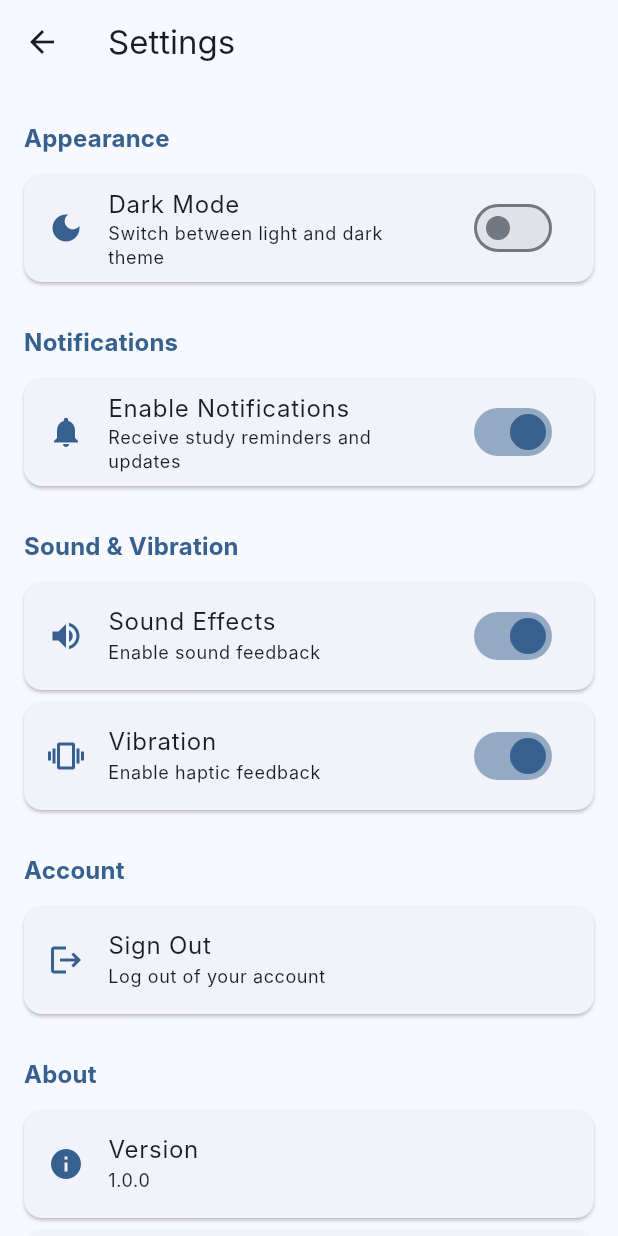
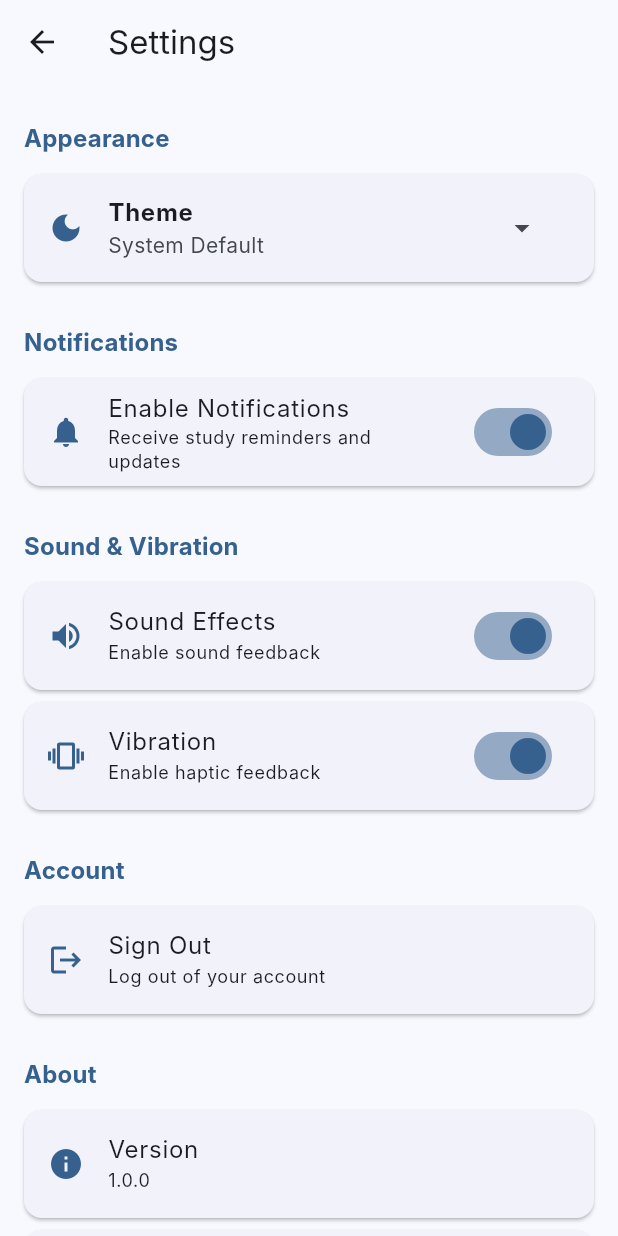
Before and after one commit to sphllzulu/k53app, a Flutter app: the SettingsScreen screen opened by its route, on a phone screen of 412 x 824 dp. Run offline on Flutter 3.47's test engine with Material 3 defaults, Android fonts, the phone set to English and light mode, and no system bars; our stand-ins replace flutter_dotenv, flutter_riverpod, go_router, supabase_flutter; accounts and stored records are empty; Roboto replaces fonts that are missing (Inter).

Commit message:
implemented theme toggle on the settings screen

```diff
--- /dev/null
+++ b/lib/src/core/providers/theme_provider.dart
@@ -0,0 +1,23 @@
+import 'package:flutter_riverpod/flutter_riverpod.dart';
+
+enum AppTheme {
+  light,
+  dark,
+  system,
+}
+
+final themeProvider = StateNotifierProvider<ThemeNotifier, AppTheme>((ref) {
+  return ThemeNotifier();
+});
+
+class ThemeNotifier extends StateNotifier<AppTheme> {
+  ThemeNotifier() : super(AppTheme.system);
+
+  void setTheme(AppTheme theme) {
+    state = theme;
+  }
+
+  void toggleTheme() {
+    state = state == AppTheme.light ? AppTheme.dark : AppTheme.light;
+  }
+}
--- a/lib/src/features/settings/presentation/screens/settings_screen.dart
+++ b/lib/src/features/settings/presentation/screens/settings_screen.dart
@@ -2,6 +2,7 @@ import 'package:flutter/material.dart';
 import 'package:flutter_riverpod/flutter_riverpod.dart';
 import 'package:go_router/go_router.dart';
 import '../../../../core/services/supabase_service.dart';
+import '../../../../core/providers/theme_provider.dart';
 
 class SettingsScreen extends ConsumerStatefulWidget {
   const SettingsScreen({super.key});
@@ -11,7 +12,6 @@ class SettingsScreen extends ConsumerStatefulWidget {
 }
 
 class _SettingsScreenState extends ConsumerState<SettingsScreen> {
-  bool _isDarkMode = false;
   bool _notificationsEnabled = true;
   bool _soundEffectsEnabled = true;
   bool _vibrationEnabled = true;
@@ -31,21 +31,7 @@ class _SettingsScreenState extends ConsumerState<SettingsScreen> {
         children: [
           // Appearance Section
           _buildSectionHeader('Appearance'),
-          _buildSwitchTile(
-            title: 'Dark Mode',
-            subtitle: 'Switch between light and dark theme',
-            value: _isDarkMode,
-            onChanged: (value) {
-              setState(() {
-                _isDarkMode = value;
-              });
-              // TODO: Implement theme switching
-              ScaffoldMessenger.of(context).showSnackBar(
-                SnackBar(content: Text('Dark mode ${value ? 'enabled' : 'disabled'}')),
-              );
-            },
-            icon: Icons.dark_mode,
-          ),
+          _buildThemeSelectionTile(),
 
           const SizedBox(height: 16),
 
@@ -230,4 +216,54 @@ class _SettingsScreenState extends ConsumerState<SettingsScreen> {
       ),
     );
   }
+  Widget _buildThemeSelectionTile() {
+    final currentTheme = ref.watch(themeProvider);
+
+    return Card(
+      elevation: 1,
+      margin: const EdgeInsets.symmetric(vertical: 4),
+      child: ListTile(
+        leading: Icon(Icons.dark_mode, color: Theme.of(context).colorScheme.primary),
+        title: const Text('Theme', style: TextStyle(fontWeight: FontWeight.bold)),
+        subtitle: Text(
+          currentTheme == AppTheme.system ? 'System Default' :
+          currentTheme == AppTheme.light ? 'Light Theme' : 'Dark Theme',
+        ),
+        trailing: PopupMenuButton<AppTheme>(
+          icon: const Icon(Icons.arrow_drop_down),
+          onSelected: (theme) {
+            ref.read(themeProvider.notifier).setTheme(theme);
+            ScaffoldMessenger.of(context).showSnackBar(
+              SnackBar(content: Text('Theme changed to ${_getThemeName(theme)}')),
+            );
+          },
+          itemBuilder: (context) => [
+            PopupMenuItem(
+              value: AppTheme.system,
+              child: Text('System Default (${_getThemeName(AppTheme.system)})'),
+            ),
+            PopupMenuItem(
+              value: AppTheme.light,
+              child: Text('Light Theme'),
+            ),
+            PopupMenuItem(
+              value: AppTheme.dark,
+              child: Text('Dark Theme'),
+            ),
+          ],
+        ),
+      ),
+    );
+  }
+
+  String _getThemeName(AppTheme theme) {
+    switch (theme) {
+      case AppTheme.light:
+        return 'Light';
+      case AppTheme.dark:
+        return 'Dark';
+      case AppTheme.system:
+        return 'System';
+    }
+  }
 }
```
Also changed, not shown: lib/src/core/app.dart (+17 -1 lines).
